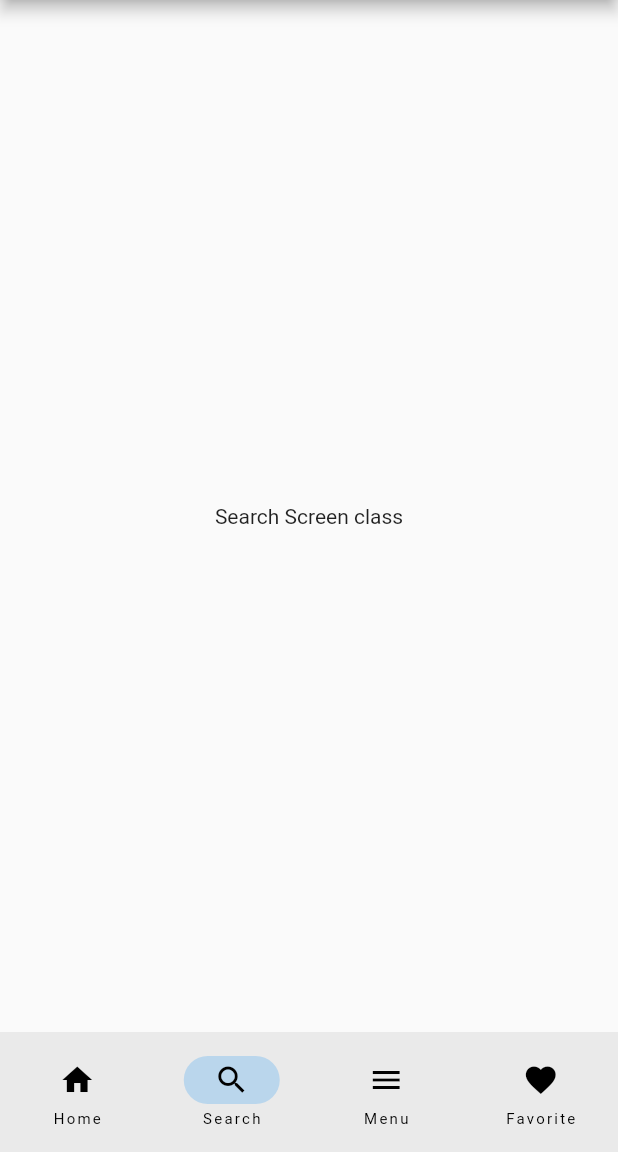
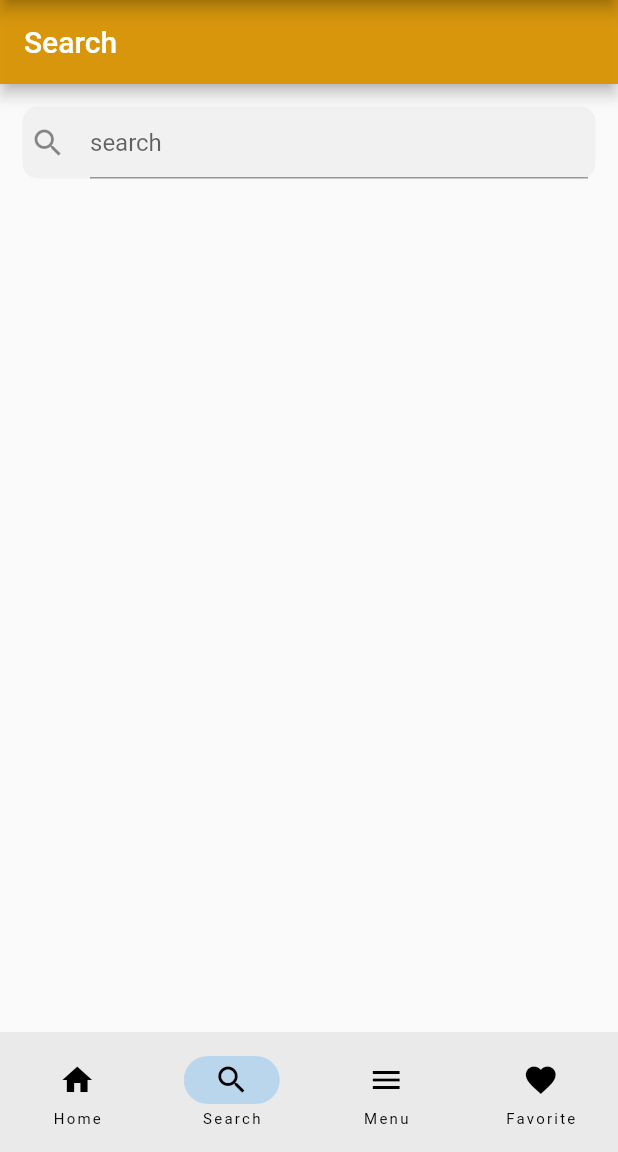
Before and after one commit to eliyas-abass/Emoji_mobile_app, a Flutter app: the screen it shows after launch, item 2 of the bottom bar chosen, on a phone screen of 412 x 824 dp, the part 84-1236 px from its top. Run offline on Flutter 3.47's test engine with Material 2 defaults, Android fonts, the phone set to English and light mode, and no system bars.

Commit message:
search screen created

```diff
--- a/lib/home_screen.dart
+++ b/lib/home_screen.dart
@@ -2,6 +2,14 @@ import 'package:flutter/material.dart';
 import 'package:imoji_app/menu_screen.dart';
 import 'package:imoji_app/search_screen.dart';
 import 'package:imoji_app/view_more_screen.dart';
+class myApp extends StatelessWidget {
+  const myApp({super.key});
+
+  @override
+  Widget build(BuildContext context) {
+    return MaterialApp();
+  }
+}
 
 class HomeScreen extends StatefulWidget {
   const HomeScreen({Key? key}) : super(key: key);
@@ -58,13 +66,13 @@ class _HomeScreenState extends State<HomeScreen> {
               createImojiCard("Food and Drinks", context),
               createImojiCard("Transport", context),
               createImojiCard("Events", context),
-              // createImojiCard("Accessories"),
-              // createImojiCard("Signs"),
-              // createImojiCard("People"),
-              // createImojiCard("Games"),
-              // createImojiCard("Plants and Animals"),
-              // createImojiCard("Flags"),
-              // createImojiCard("Animated Moods"),
+              createImojiCard("Accessories", context),
+              createImojiCard("Signs", context),
+              createImojiCard("People", context),
+              createImojiCard("Games", context),
+              createImojiCard("Plants and Animals", context),
+              createImojiCard("Flags", context),
+              createImojiCard("Animated Moods", context),
             ],
           ),
         ),
@@ -82,7 +90,7 @@ class _HomeScreenState extends State<HomeScreen> {
     return const Center(child: Text("Favorite"));
   }
 
-  Container createContainer(color) {
+   Container createContainer(color) {
     return Container(
       decoration: BoxDecoration(
         shape: BoxShape.circle,
@@ -120,7 +128,7 @@ class _HomeScreenState extends State<HomeScreen> {
           ),
           Row(
             children: [
-              createContainer(Colors.green),
+              createContainer(Colors.blue),
               createSizedBox(),
               createContainer(Colors.blue),
               createSizedBox(),
@@ -132,7 +140,8 @@ class _HomeScreenState extends State<HomeScreen> {
                 onPressed: () {
                   Navigator.push(
                     context,
-                    MaterialPageRoute(builder: (context) => ViewMore(title)),
+                    MaterialPageRoute(builder: (context) => ViewMore(title),
+                    ),
                   );
                 },
                 child: const Text('View More'),
--- a/lib/search_screen.dart
+++ b/lib/search_screen.dart
@@ -5,8 +5,28 @@ class SearchScreen extends StatelessWidget {
 
   @override
   Widget build(BuildContext context) {
-    return const Center(
-      child: Text("Search Screen class"),
+    return Scaffold(
+      appBar: AppBar(
+        backgroundColor: const Color.fromRGBO(216, 149, 5, 0.966),
+        title: const Text('Search'),
+      ),
+      body: Padding(
+        padding: const EdgeInsets.only(left: 15.0, right: 15.0, top: 15.0),
+        child: Container(
+          padding: const EdgeInsets.only(left: 5.0, right: 5.0),
+          decoration: BoxDecoration(
+            color: Colors.grey.withOpacity(0.1),
+            borderRadius: BorderRadius.circular(10.0),
+          ),
+          child: const TextField(
+            decoration: InputDecoration(
+              hintText: "search",
+              icon: Icon(Icons.search),
+              // hintStyle: GoogleFonts.notosans(fontSize: 14.0),
+            ),
+          ),
+        ),
+      ),
     );
   }
 }
```
Also changed, not shown: lib/view_more_screen.dart (+135 -2 lines).
